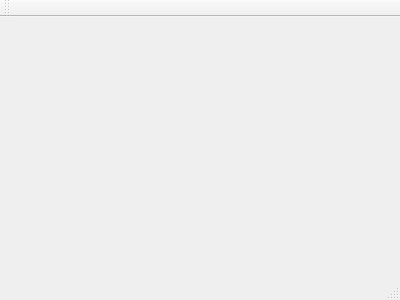
The window that mainwindow.ui (Zheka001/Convertor) describes before a commit, drawn with Qt 5.
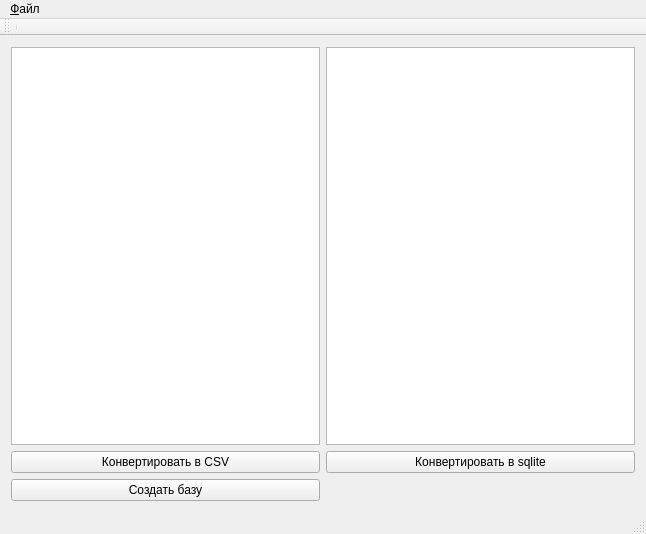
The same window after the commit.

```diff
--- a/mainwindow.ui
+++ b/mainwindow.ui
@@ -1,24 +1,94 @@
 <ui version="4.0">
  <class>MainWindow</class>
- <widget class="QMainWindow" name="MainWindow" >
-  <property name="geometry" >
+ <widget class="QMainWindow" name="MainWindow">
+  <property name="geometry">
    <rect>
     <x>0</x>
     <y>0</y>
-    <width>400</width>
-    <height>300</height>
+    <width>646</width>
+    <height>534</height>
    </rect>
   </property>
   <property name="windowTitle" >
    <string>MainWindow</string>
   </property>
-  <widget class="QMenuBar" name="menuBar" />
-  <widget class="QToolBar" name="mainToolBar" />
-  <widget class="QWidget" name="centralWidget" />
-  <widget class="QStatusBar" name="statusBar" />
+  <widget class="QWidget" name="centralWidget">
+   <layout class="QGridLayout" name="gridLayout">
+    <item row="0" column="0">
+     <widget class="QTreeView" name="sqlView"/>
+    </item>
+    <item row="0" column="1">
+     <widget class="QTreeView" name="csvView"/>
+    </item>
+    <item row="1" column="0">
+     <widget class="QPushButton" name="convertButton">
+      <property name="text">
+       <string>Конвертировать в CSV</string>
+      </property>
+     </widget>
+    </item>
+    <item row="1" column="1">
+     <widget class="QPushButton" name="convertSqlButton">
+      <property name="text">
+       <string>Конвертировать в sqlite</string>
+      </property>
+     </widget>
+    </item>
+    <item row="2" column="0">
+     <widget class="QPushButton" name="createButton">
+      <property name="text">
+       <string>Cоздать базу</string>
+      </property>
+     </widget>
+    </item>
+   </layout>
+  </widget>
+  <widget class="QToolBar" name="mainToolBar">
+   <attribute name="toolBarArea">
+    <enum>TopToolBarArea</enum>
+   </attribute>
+   <attribute name="toolBarBreak">
+    <bool>false</bool>
+   </attribute>
+   <addaction name="separator"/>
+  </widget>
+  <widget class="QStatusBar" name="statusBar"/>
+  <widget class="QMenuBar" name="menuBar">
+   <property name="geometry">
+    <rect>
+     <x>0</x>
+     <y>0</y>
+     <width>646</width>
+     <height>21</height>
+    </rect>
+   </property>
+   <widget class="QMenu" name="menu">
+    <property name="title">
+     <string>&amp;Файл</string>
+    </property>
+    <addaction name="actionOpenDb"/>
+    <addaction name="actionOpencsv"/>
+    <addaction name="actionClose"/>
+   </widget>
+   <addaction name="menu"/>
+  </widget>
+  <action name="actionOpenDb">
+   <property name="text">
+    <string>Открыть базу данных</string>
+   </property>
+  </action>
+  <action name="actionOpencsv">
+   <property name="text">
+    <string>Открыть файл csv</string>
+   </property>
+  </action>
+  <action name="actionClose">
+   <property name="text">
+    <string>Закрыть</string>
+   </property>
+  </action>
  </widget>
- <layoutDefault spacing="6" margin="11" />
- <pixmapfunction></pixmapfunction>
+ <layoutdefault spacing="6" margin="11"/>
  <resources/>
  <connections/>
 </ui>
```
Left out of the diff: 3 changed lines with no effect on the pictures.
